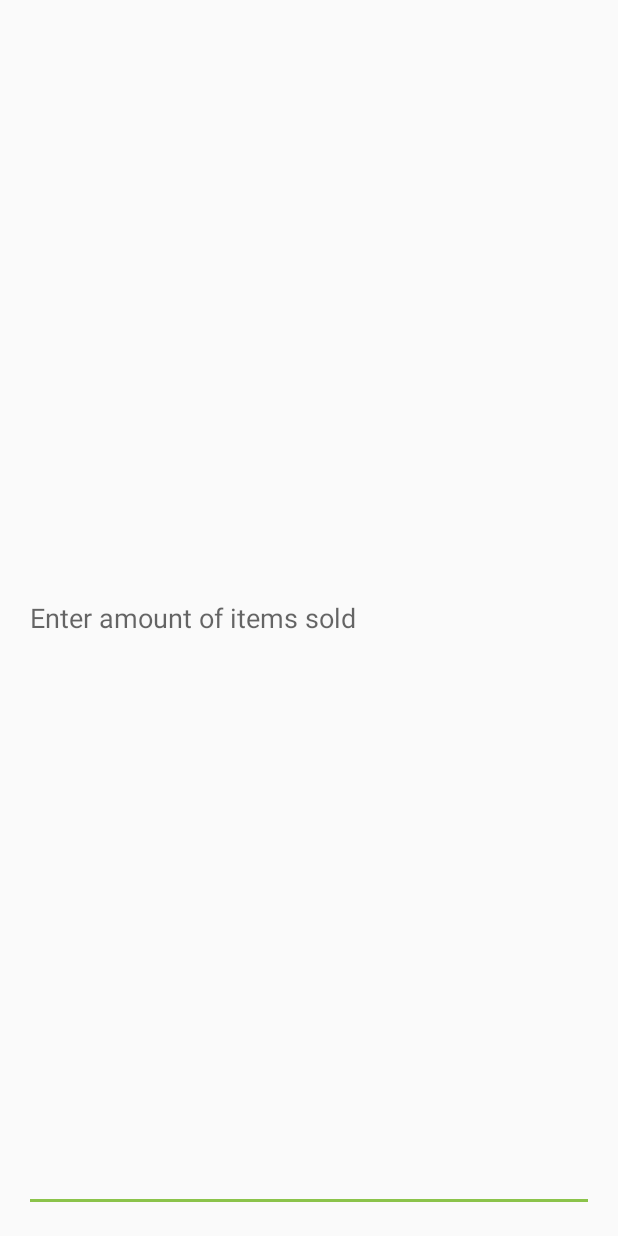
After one commit to dRadest/InventoryApp, an Android app: the layout custom_alertdialog.xml on its own in the app's theme, with its tools: preview values and no code run, on a phone screen of 412 x 824 dp. The commit adds this screen. Run offline under Robolectric (Android 15) with nearby library versions, the phone set to English and light mode, and no system bars.

Commit message:
Pop-up custom AlertDialog when track button is pressed

```diff
--- /dev/null
+++ b/app/src/main/res/layout/custom_alertdialog.xml
@@ -0,0 +1,15 @@
+<?xml version="1.0" encoding="utf-8"?>
+<LinearLayout xmlns:android="http://schemas.android.com/apk/res/android"
+    android:orientation="vertical" android:layout_width="match_parent"
+    android:layout_height="match_parent">
+
+    <EditText
+        android:layout_width="match_parent"
+        android:layout_height="wrap_content"
+        android:hint="@string/dialog_sell_item_hint"
+        android:id="@+id/cad_edittext"
+        android:layout_margin="16dp"
+        android:layout_weight="1"
+        android:inputType="number"/>
+
+</LinearLayout>
```
Also changed, not shown: app/src/main/java/com/example/android/inventoryapp/DetailActivity.java (+46 -0 lines), app/src/main/res/values/strings.xml (+7 -0 lines).
